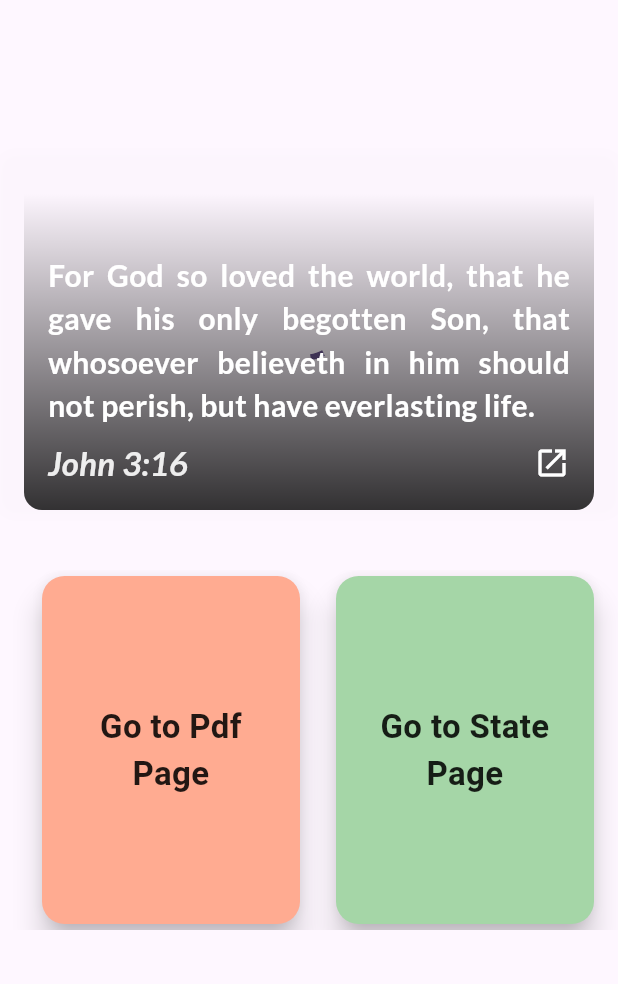
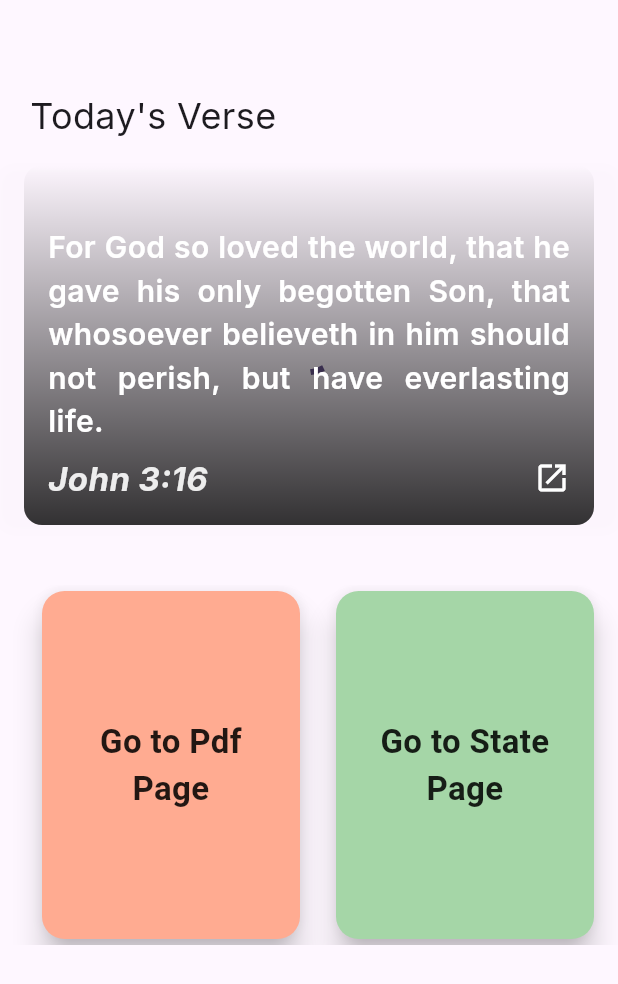
Before and after one commit to supratimdey/flutter_relearn_provider, a Flutter app: the screen it shows after launch, on a phone screen of 412 x 824 dp. Shown: the top 984 px of the screen. Run offline on Flutter 3.47's test engine with Material 3 defaults, Android fonts, the light colour scheme and no system bars; our stand-ins replace cached_network_image, flutter_riverpod, get, google_fonts, hive_ce, hive_ce_flutter and 2 more; missing offline and left inert: internet_file, pdfx; accounts and stored records are empty; network calls fail.

Commit message:
headerline widget added

```diff
--- a/lib/pages/new.dart
+++ b/lib/pages/new.dart
@@ -2,6 +2,8 @@ import 'package:flutter/material.dart';
 import 'package:flutter_relearn_provider/pages/my_stateful_page.dart';
 import 'package:flutter_relearn_provider/pages/pdf_state_page.dart';
 import 'package:get/get.dart';
+import 'package:google_fonts/google_fonts.dart';
+import '../widgets/header_line.dart';
 import '../widgets/wotd_card.dart'; // 1. Import the new widget
 import 'greeting_screen.dart';
 
@@ -15,8 +17,9 @@ class HomeScreen extends StatelessWidget { // Can now be a StatelessWidget
         padding: const EdgeInsets.symmetric(vertical: 20.0),
         child: Column(
           children: [
-            const SizedBox(height: 80),
-
+            const SizedBox(height: 40),
+            HeaderLine(headerText: "Today's Verse"),
+            const SizedBox(height: 16),
             // 2. Use the self-contained Word of the day Card
             const WotdCard(),
 
--- /dev/null
+++ b/lib/widgets/header_line.dart
@@ -0,0 +1,23 @@
+import 'package:flutter/cupertino.dart';
+import 'package:google_fonts/google_fonts.dart';
+
+class HeaderLine extends StatelessWidget {
+  const HeaderLine({super.key, required this.headerText});
+
+  final String headerText;
+
+  @override
+  Widget build(BuildContext context) {
+    return Align(
+      alignment: .centerLeft,
+      child: Padding(
+        padding: const EdgeInsets.only(left: 20.0),
+        child: Text("$headerText",
+            style: GoogleFonts.inter(
+              fontSize: 24,
+              fontWeight: FontWeight.w400,
+            )),
+      ),
+    );
+  }
+}
--- a/lib/widgets/wotd_card.dart
+++ b/lib/widgets/wotd_card.dart
@@ -129,7 +129,7 @@ class _WotdCardState extends State<WotdCard> {
                                       ? '${verse!.text.substring(0, 200)}...'
                                       : verse!.text.substring(0),
                                   textAlign: TextAlign.justify,
-                                  style: GoogleFonts.lato(
+                                  style: GoogleFonts.inter(
                                     color: Colors.white,
                                     fontSize: 20,
                                     fontWeight: FontWeight.w600,
@@ -152,7 +152,7 @@ class _WotdCardState extends State<WotdCard> {
                                     alignment: Alignment.centerLeft,
                                     child: Text(
                                       "${verse!.reference} ",
-                                      style: GoogleFonts.lato(
+                                      style: GoogleFonts.inter(
                                         color: Colors.white.withOpacity(0.9),
                                         fontSize: 22,
                                         fontWeight: FontWeight.bold,
```
